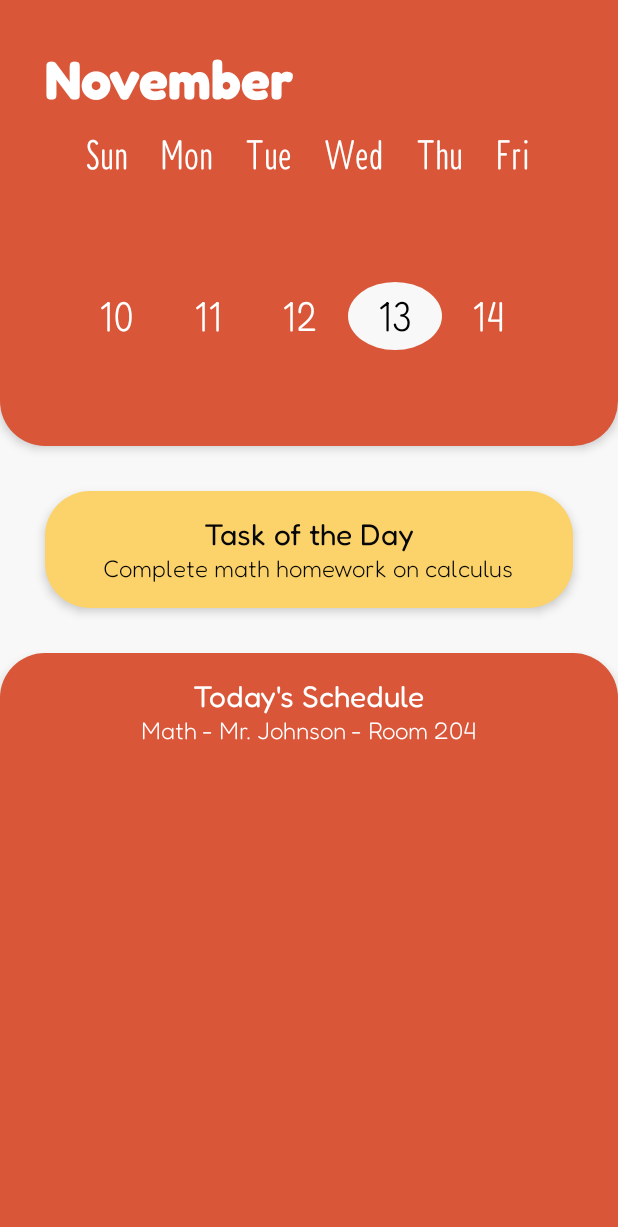
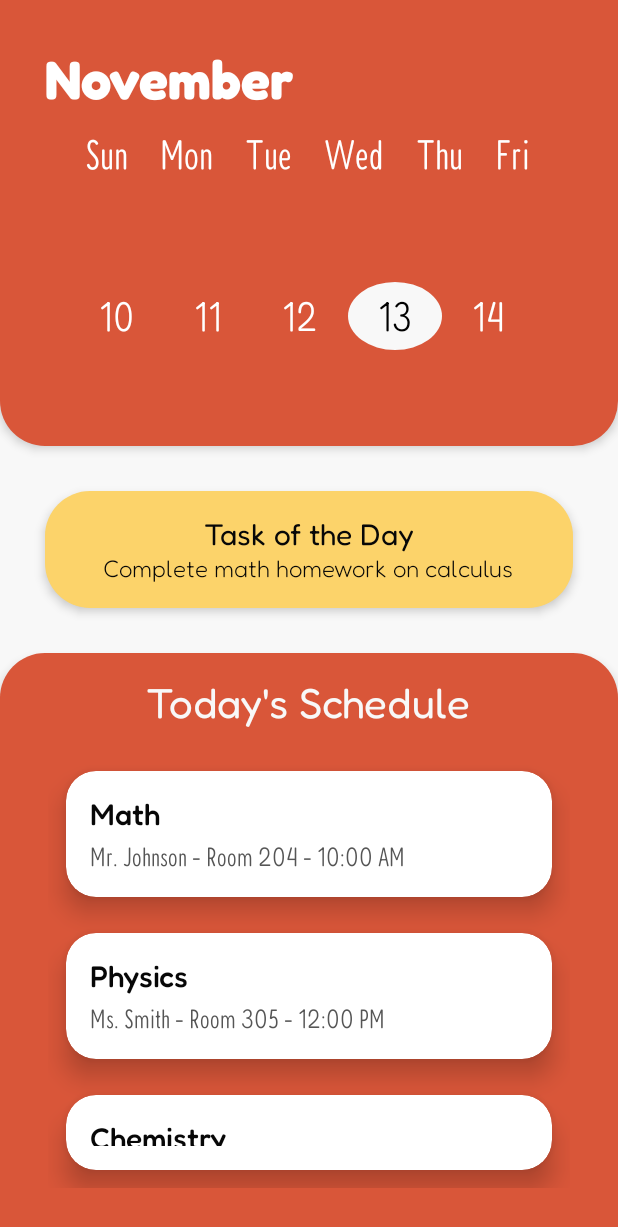
Before and after one commit to year-3-projects-cti/MDAD, an Android app: the screen it shows after launch (MainActivity), on a phone screen of 412 x 824 dp. Shown: the top 1227 px of the screen. Run offline under Robolectric (Android 15) with nearby library versions, the phone set to English and light mode, and no system bars.

Commit message:
Implemented cards design for bottom section that displays todays schedule as a preview

```diff
--- a/app/build.gradle.kts
+++ b/app/build.gradle.kts
@@ -43,6 +43,7 @@ dependencies {
     implementation(libs.androidx.activity)
     implementation(libs.androidx.constraintlayout)
     implementation("androidx.cardview:cardview:1.0.0")
+    implementation ("com.google.android.material:material:1.8.0")
     testImplementation(libs.junit)
     androidTestImplementation(libs.androidx.junit)
     androidTestImplementation(libs.androidx.espresso.core)
--- a/app/src/main/java/com/example/taskit/MainActivity.kt
+++ b/app/src/main/java/com/example/taskit/MainActivity.kt
@@ -1,6 +1,7 @@
 package com.example.taskit
 
 import android.os.Bundle
+import android.view.LayoutInflater
 import android.widget.LinearLayout
 import android.widget.TextView
 import androidx.appcompat.app.AppCompatActivity
@@ -23,6 +24,19 @@ class MainActivity : AppCompatActivity() {
 
         // Highlight the current date
         highlightCurrentDate(calendar.get(Calendar.DAY_OF_MONTH))
+
+        //Example for bottom part
+        val classes = listOf(
+            ClassItem("Math", "Mr. Johnson", "Room 204", "10:00 AM"),
+            ClassItem("Physics", "Ms. Smith", "Room 305", "12:00 PM"),
+            ClassItem("Chemistry", "Dr. Lee", "Room 101", "2:00 PM")
+        )
+
+        // Add class cards to the container
+        val classCardsContainer = findViewById<LinearLayout>(R.id.class_cards_container)
+        for (classItem in classes) {
+            addClassCard(classItem, classCardsContainer)
+        }
     }
 
     private fun populateDaysAndDates() {
@@ -81,4 +95,22 @@ class MainActivity : AppCompatActivity() {
             }
         }
     }
+
+    private fun addClassCard(classItem: ClassItem, container: LinearLayout) {
+        // Inflate the card layout
+        val inflater = LayoutInflater.from(this)
+        val cardView = inflater.inflate(R.layout.class_card, container, false)
+
+        // Set the class information
+        val className = cardView.findViewById<TextView>(R.id.class_name)
+        val classDetails = cardView.findViewById<TextView>(R.id.class_details)
+
+        className.text = classItem.name
+        classDetails.text = "${classItem.teacher} - ${classItem.location} - ${classItem.time}"
+
+        // Add the card to the container
+        container.addView(cardView)
+    }
+
+    data class ClassItem(val name: String, val teacher: String, val location: String, val time: String)
 }
--- a/app/src/main/res/layout/activity_main.xml
+++ b/app/src/main/res/layout/activity_main.xml
@@ -169,20 +169,18 @@
             android:layout_width="wrap_content"
             android:layout_height="wrap_content"
             android:text="Today's Schedule"
-            android:textColor="#ffffff"
-            android:textSize="20sp"
+            android:textColor="@color/white"
+            android:textSize="28sp"
             android:fontFamily="@font/fredoka_regular"
             android:layout_gravity="center"/>
 
-        <TextView
-            android:id="@+id/schedule_details"
-            android:layout_width="wrap_content"
+        <!-- Container for Class Cards -->
+        <LinearLayout
+            android:id="@+id/class_cards_container"
+            android:layout_width="match_parent"
             android:layout_height="wrap_content"
-            android:text="Math - Mr. Johnson - Room 204"
-            android:textColor="#ffffff"
-            android:textSize="16sp"
-            android:fontFamily="@font/fredoka_light"
-            android:layout_gravity="center"/>
+            android:orientation="vertical"
+            android:padding="16dp" />
 
     </LinearLayout>
 
--- /dev/null
+++ b/app/src/main/res/layout/class_card.xml
@@ -0,0 +1,42 @@
+<!-- res/layout/class_card.xml -->
+<androidx.cardview.widget.CardView
+    xmlns:android="http://schemas.android.com/apk/res/android"
+    xmlns:app="http://schemas.android.com/apk/res-auto"
+    android:layout_width="match_parent"
+    android:layout_height="wrap_content"
+    android:layout_margin="12dp"
+    app:cardCornerRadius="20dp"
+    app:cardElevation="10dp"
+    android:padding="16dp">
+
+    <LinearLayout
+        android:layout_width="match_parent"
+        android:layout_height="wrap_content"
+        android:orientation="vertical"
+        android:padding="16dp">
+
+        <!-- Class Name -->
+        <TextView
+            android:id="@+id/class_name"
+            android:layout_width="wrap_content"
+            android:layout_height="wrap_content"
+            android:text="Math"
+            android:textSize="20sp"
+            android:textColor="@color/black"
+            android:fontFamily="@font/fredoka_medium"
+            />
+
+        <!-- Class Details (Teacher, Time, Location) -->
+        <TextView
+            android:id="@+id/class_details"
+            android:layout_width="wrap_content"
+            android:layout_height="wrap_content"
+            android:text="Mr. Johnson - Room 204 - 10:00 AM"
+            android:textSize="18sp"
+            android:textColor="#555"
+            android:fontFamily="@font/fredoka_condensedlight"
+            android:layout_marginTop="4dp"/>
+
+    </LinearLayout>
+
+</androidx.cardview.widget.CardView>
```
